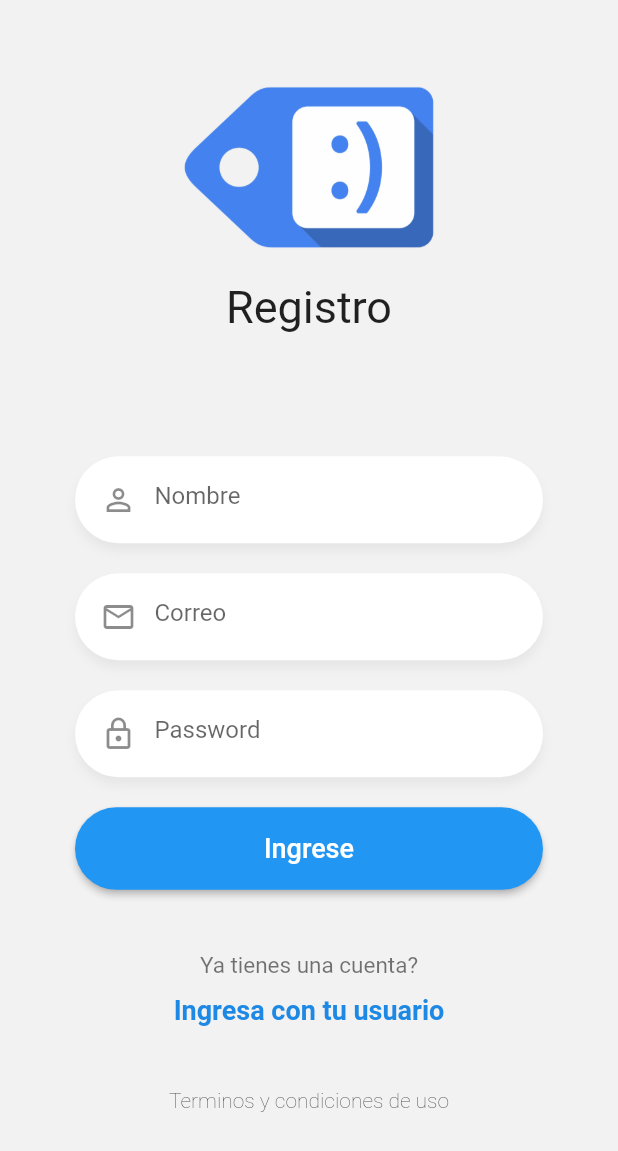
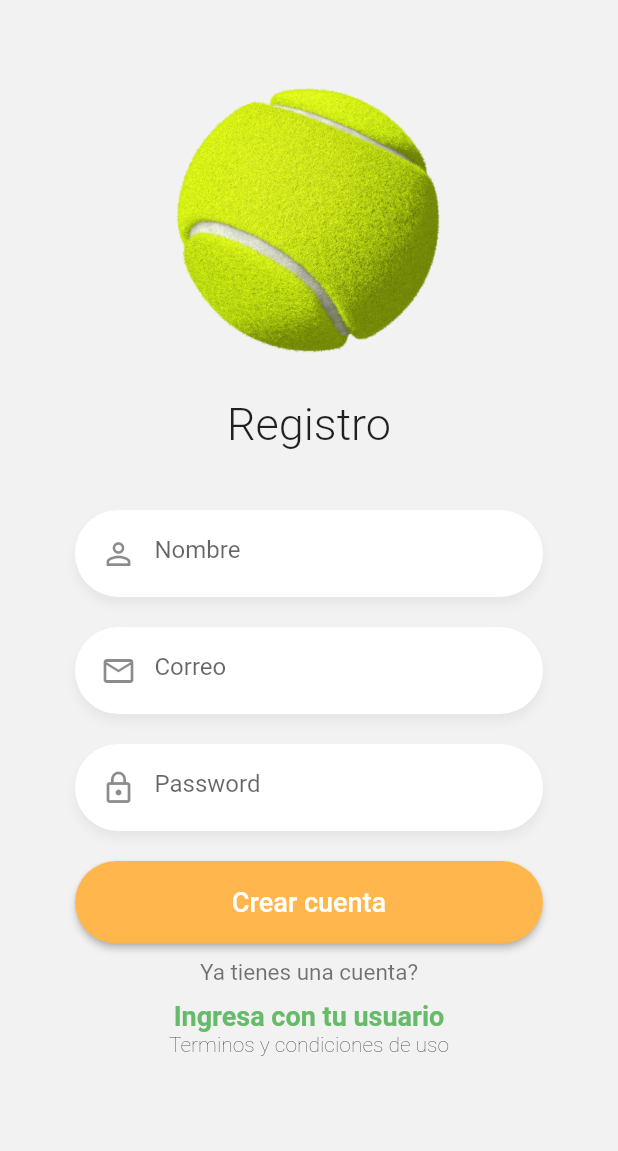
Before and after one commit to doktorSmtih23/chat-app-flutter-avanzado, a Flutter app: the LoginPage screen opened by its route, after a tap on "Crea una ahora!", on a phone screen of 412 x 824 dp. Shown: the top 1151 px of the screen. Run offline on Flutter 3.47's test engine with Material 2 defaults, Android fonts, the phone set to English and light mode, and no system bars; our stand-ins replace flutter_secure_storage, pull_to_refresh; accounts and stored records are empty.

Commit message:
Fin de la seccion 9 - Login y Registro

```diff
--- /dev/null
+++ b/lib/global/environment.dart
@@ -0,0 +1,9 @@
+import 'dart:io';
+
+class Environment {
+  static String apiUrl = Platform.isAndroid
+      ? 'http://10.0.2.2:3000/api'
+      : 'http://localhost:3000/api';
+  static String socketUrl =
+      Platform.isAndroid ? 'http://10.0.2.2:3000' : 'http://localhost:3000';
+}
--- a/lib/models/usuario.dart
+++ b/lib/models/usuario.dart
@@ -1,13 +1,37 @@
+// To parse this JSON data, do
+//
+//     final usuario = usuarioFromJson(jsonString);
+
+import 'dart:convert';
+
+Usuario usuarioFromJson(String str) => Usuario.fromJson(json.decode(str));
+
+String usuarioToJson(Usuario data) => json.encode(data.toJson());
+
 class Usuario {
-  bool online;
-  String email;
-  String nombre;
-  String uid;
+    Usuario({
+        this.online,
+        this.nombre,
+        this.email,
+        this.uid,
+    });
 
-  Usuario({
-    this.online,
-    this.email,
-    this.nombre,
-    this.uid
-    });
+    bool online;
+    String nombre;
+    String email;
+    String uid;
+
+    factory Usuario.fromJson(Map<String, dynamic> json) => Usuario(
+        online: json["online"],
+        nombre: json["nombre"],
+        email: json["email"],
+        uid: json["uid"],
+    );
+
+    Map<String, dynamic> toJson() => {
+        "online": online,
+        "nombre": nombre,
+        "email": email,
+        "uid": uid,
+    };
 }
--- a/lib/pages/login_page.dart
+++ b/lib/pages/login_page.dart
@@ -1,10 +1,17 @@
+
+import 'package:chat_app/helpers/mostrar_alerta.dart';
+import 'package:chat_app/services/auth_service.dart';
 import 'package:chat_app/widgets/boton_azul.dart';
 import 'package:chat_app/widgets/custom_input.dart';
 import 'package:chat_app/widgets/labels.dart';
 import 'package:chat_app/widgets/logo.dart';
 import 'package:flutter/material.dart';
+import 'package:provider/provider.dart';
+
+
 
 class LoginPage extends StatelessWidget {
+
   @override
   Widget build(BuildContext context) {
     return Scaffold(
@@ -13,28 +20,33 @@ class LoginPage extends StatelessWidget {
         child: SingleChildScrollView(
           physics: BouncingScrollPhysics(),
           child: Container(
-              height: MediaQuery.of(context).size.height*0.9,
+            height: MediaQuery.of(context).size.height * 0.9,
             child: Column(
               mainAxisAlignment: MainAxisAlignment.spaceBetween,
               children: <Widget>[
-                  Logo(
-                    text: 'Messenger',
+
+                Logo( text:'Messenger' ),
+
+                _Form(),
+
+                Labels(
+                  ruta: 'registro',
+                  label1:  '¿No tienes cuenta?',
+                  label2:  'Crea una ahora!',
                 ),
-                  _Form(),
-                  Labels(
-                    label1: 'No tienes cuenta?',
-                    label2: 'Crea una ahora!',
-                    ruta: 'registro',
-                  ),
-                  Text('Terminos y condiciones de uso',
-                      style: TextStyle(fontWeight: FontWeight.w200))
+
+                Text('Términos y condiciones de uso', style: TextStyle( fontWeight: FontWeight.w200 ),)
+
               ],
             ),
           ),
         ),
-        ));
+      )
+   );
   }
 }
+
+
 
 class _Form extends StatefulWidget {
   @override
@@ -42,35 +54,59 @@ class _Form extends StatefulWidget {
 }
 
 class __FormState extends State<_Form> {
+
   final emailCtrl = TextEditingController();
-  final passCtrl = TextEditingController();
+  final passCtrl  = TextEditingController();
+
   @override
   Widget build(BuildContext context) {
+
+    final authService = Provider.of<AuthService>( context );
+
     return Container(
       margin: EdgeInsets.only(top: 40),
-      padding: EdgeInsets.symmetric(horizontal: 50),
-      child: Column(children: <Widget>[
+      padding: EdgeInsets.symmetric( horizontal: 50 ),
+       child: Column(
+         children: <Widget>[
+
            CustomInput(
              icon: Icons.mail_outline,
              placeholder: 'Correo',
              keyboardType: TextInputType.emailAddress,
              textController: emailCtrl,
            ),
+
            CustomInput(
              icon: Icons.lock_outline,
-          placeholder: 'Password',
+             placeholder: 'Contraseña',
              textController: passCtrl,
              isPassword: true,
            ),
+
+
            BotonAzul(
              etiqueta: 'Ingrese',
-          presionar: () {
-            print(emailCtrl.text);
-            print(passCtrl.text);
+             presionar: authService.autenticando ? null : () async {
+
+               FocusScope.of(context).unfocus();
+
+               final loginOk = await authService.login( emailCtrl.text.trim(), passCtrl.text.trim() );
+
+                if ( loginOk ) {
+                  // TODO: Conectar a nuestro socket server
+                  Navigator.pushReplacementNamed(context, 'usuarios');
+                } else {
+                  // Mostara alerta
+                  mostrarAlerta(context, 'Login incorrecto', 'Revise sus credenciales nuevamente');
+                }
 
              },
+           )
+
+
+
+         ],
        ),
-      ]),
     );
   }
 }
--- a/lib/pages/register_pade.dart
+++ b/lib/pages/register_pade.dart
@@ -1,8 +1,11 @@
+import 'package:chat_app/helpers/mostrar_alerta.dart';
+import 'package:chat_app/services/auth_service.dart';
 import 'package:chat_app/widgets/boton_azul.dart';
 import 'package:chat_app/widgets/custom_input.dart';
 import 'package:chat_app/widgets/labels.dart';
 import 'package:chat_app/widgets/logo.dart';
 import 'package:flutter/material.dart';
+import 'package:provider/provider.dart';
 
 class RegisterPage extends StatelessWidget {
   @override
@@ -13,7 +16,8 @@ class RegisterPage extends StatelessWidget {
           child: SingleChildScrollView(
             physics: BouncingScrollPhysics(),
             child: Container(
-              height: MediaQuery.of(context).size.height * 0.9,
+              height: MediaQuery.of(context).size.height * 1.0,
+              child: SingleChildScrollView(
                 child: Column(
                   mainAxisAlignment: MainAxisAlignment.spaceBetween,
                   children: <Widget>[
@@ -21,14 +25,21 @@ class RegisterPage extends StatelessWidget {
                       text: 'Registro',
                     ),
                     _Form(),
-                  Labels(
+                    Padding(
+                      padding: const EdgeInsets.only(top: 10.0),
+                      child: Labels(
                         label1: 'Ya tienes una cuenta?',
                         label2: 'Ingresa con tu usuario',
                         ruta: 'login',
                       ),
-                  Text('Terminos y condiciones de uso',
-                      style: TextStyle(fontWeight: FontWeight.w200))
+                    ),
+                    Padding(
+                      padding: const EdgeInsets.only(bottom: 10.0),
+                      child: Text('Terminos y condiciones de uso',
+                          style: TextStyle(fontWeight: FontWeight.w200)),
+                    )
                   ],
+                ),
               ),
             ),
           ),
@@ -47,6 +58,7 @@ class __FormState extends State<_Form> {
   final passCtrl = TextEditingController();
   @override
   Widget build(BuildContext context) {
+    final authService = Provider.of<AuthService>(context);
     return Container(
       margin: EdgeInsets.only(top: 40),
       padding: EdgeInsets.symmetric(horizontal: 50),
@@ -70,10 +82,18 @@ class __FormState extends State<_Form> {
           isPassword: true,
         ),
         BotonAzul(
-          etiqueta: 'Ingrese',
-          presionar: () {
+          etiqueta: 'Crear cuenta',
+          presionar: authService.autenticando?null:() async{
+            print(nameCtrl.text);
             print(emailCtrl.text);
             print(passCtrl.text);
+            final registroOk = await authService.register(nameCtrl.text.trim(), emailCtrl.text.trim(), passCtrl.text.trim());
+            if ( registroOk == true ) {
+                //  TODO: Conectar socket server
+                Navigator.pushReplacementNamed(context, 'usuarios');
+               } else {
+                 mostrarAlerta(context, 'Registro incorrecto', registroOk );
+               }
           },
         ),
       ]),
--- a/lib/widgets/boton_azul.dart
+++ b/lib/widgets/boton_azul.dart
@@ -18,7 +18,7 @@ const BotonAzul({
     return RaisedButton(
         elevation: 2,
         highlightElevation: 5,
-        color: Colors.blue,
+        color: Colors.orange[300],
         shape: StadiumBorder(),
         onPressed: this.presionar,
         child: Container(
--- a/lib/widgets/labels.dart
+++ b/lib/widgets/labels.dart
@@ -20,7 +20,7 @@ class Labels extends StatelessWidget {
         GestureDetector(
           child: Text(this.label2,
               style: TextStyle(
-                  color: Colors.blue[600],
+                  color: Colors.green[400],
                   fontSize: 18,
                   fontWeight: FontWeight.bold)),
           onTap: () {
--- a/lib/widgets/logo.dart
+++ b/lib/widgets/logo.dart
@@ -10,13 +10,13 @@ class Logo extends StatelessWidget {
   @override
   Widget build(BuildContext context) {
     return Container(
-      width: 170,
+      width: 195,
       margin: EdgeInsets.only(top: 50),
       child: Column(
         children: <Widget>[
-          Image(image: AssetImage('assets/tag-logo.png')),
+          Image(image: AssetImage('assets/tennis_ball.png')),
           SizedBox(height: 20),
-          Text(this.text, style: TextStyle(fontSize: 30)),
+          Text(this.text, style: TextStyle(fontSize: 30,fontWeight: FontWeight.w300)),
         ],
       ),
     );
--- a/pubspec.yaml
+++ b/pubspec.yaml
@@ -29,6 +29,9 @@ dependencies:
   # Use with the CupertinoIcons class for iOS style icons.
   cupertino_icons: ^0.1.3
   pull_to_refresh: ^1.6.1
+  provider: ^4.3.2+2
+  http: ^0.12.2
+  flutter_secure_storage: ^3.3.5
 
 
 dev_dependencies:
```
Also changed, not shown: lib/helpers/mostrar_alerta.dart (added, +37 -0 lines), lib/main.dart (+12 -5 lines), lib/models/login_response.dart (added, +35 -0 lines), lib/pages/loading_page.dart (+38 -5 lines), lib/pages/usuarios_page.dart (+25 -22 lines), lib/services/auth_service.dart (added, +130 -0 lines), assets/tennis_ball.png (added), pubspec.lock, 1 other file. Lines whose indentation alone changed are shown as unchanged.
